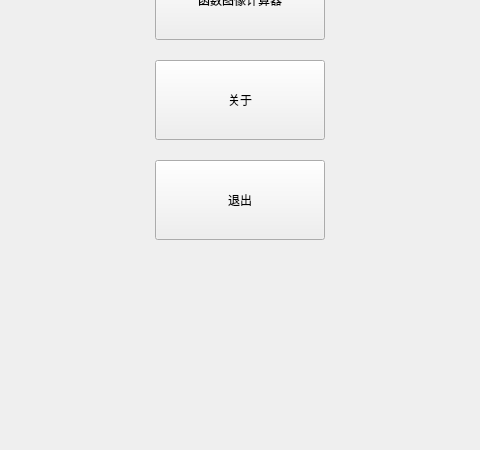
Before: the Qt Designer form caculator(with qt gui)/caculator(with qt gui)/main_window.ui in AhaLims/calculator, drawn with Qt 5; both pictures show x 235 to 715 and y 350 to 800 of the 1000 by 800 pixel window.
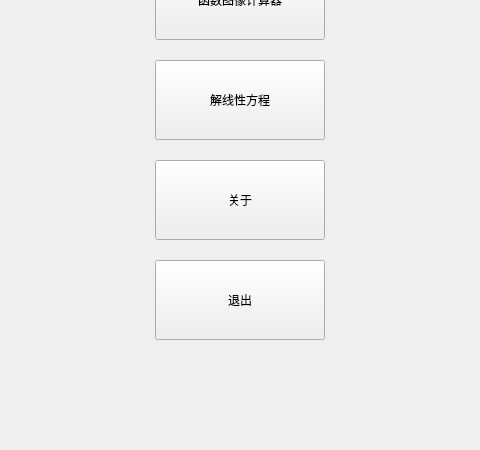
After: the same form once the commit is applied. Icons and pictures are not drawn.

Commit message: modified linear equation part and built poly class

What changed in the file:
```diff
--- a/caculator(with qt gui)/caculator(with qt gui)/main_window.ui
+++ b/caculator(with qt gui)/caculator(with qt gui)/main_window.ui
@@ -43,7 +43,7 @@
     <property name="geometry">
      <rect>
       <x>390</x>
-      <y>410</y>
+      <y>510</y>
       <width>170</width>
       <height>80</height>
      </rect>
@@ -62,7 +62,7 @@
     <property name="geometry">
      <rect>
       <x>390</x>
-      <y>510</y>
+      <y>610</y>
       <width>170</width>
       <height>80</height>
      </rect>
@@ -112,6 +112,25 @@
      <string>矩阵计算器</string>
     </property>
    </widget>
+   <widget class="QPushButton" name="linear_fucntion">
+    <property name="enabled">
+     <bool>true</bool>
+    </property>
+    <property name="geometry">
+     <rect>
+      <x>390</x>
+      <y>410</y>
+      <width>170</width>
+      <height>80</height>
+     </rect>
+    </property>
+    <property name="styleSheet">
+     <string notr="true">background-image: url(:/caculator_gui/picture/white.png)</string>
+    </property>
+    <property name="text">
+     <string>解线性方程</string>
+    </property>
+   </widget>
   </widget>
  </widget>
  <layoutdefault spacing="6" margin="11"/>
```
Left out of the diff: 20 changed lines with no effect on the pictures. The commit also changes 22 other files.
